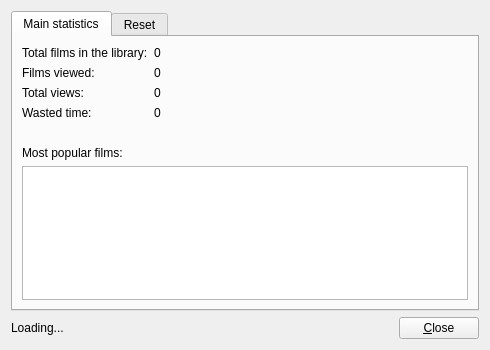
Qt form src/statisticswindow.ui (eugene-melnik/alexandra) before a commit.
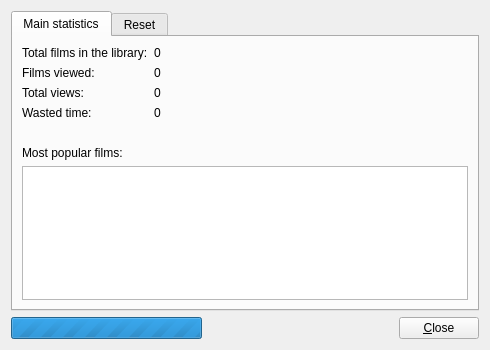
The same form after that commit. Icons and pictures are not drawn.

Patch:
```diff
--- a/src/statisticswindow.ui
+++ b/src/statisticswindow.ui
@@ -229,11 +229,17 @@
     </widget>
    </item>
    <item>
-    <layout class="QHBoxLayout" name="horizontalLayout_3">
+    <layout class="QHBoxLayout" name="horizontalLayout_3" stretch="0,0,0">
      <item>
-      <widget class="QLabel" name="labelLoading">
-       <property name="text">
-        <string>Loading...</string>
+      <widget class="QProgressBar" name="progressBar">
+       <property name="maximum">
+        <number>0</number>
+       </property>
+       <property name="value">
+        <number>-1</number>
+       </property>
+       <property name="textVisible">
+        <bool>false</bool>
        </property>
       </widget>
      </item>
```
